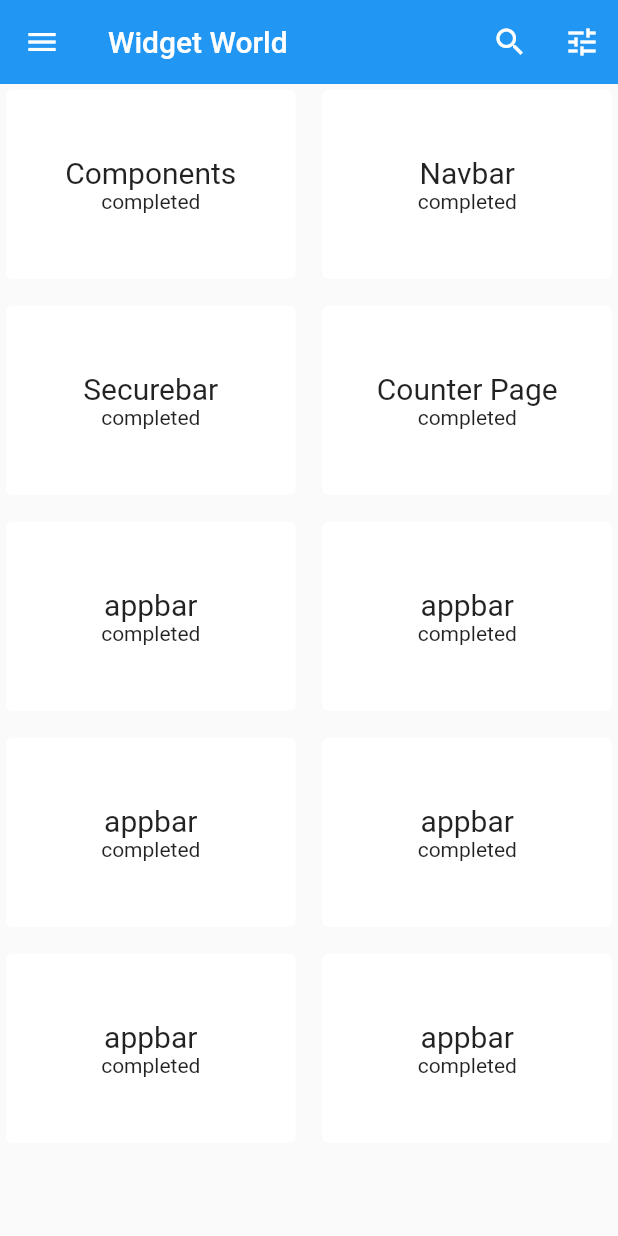
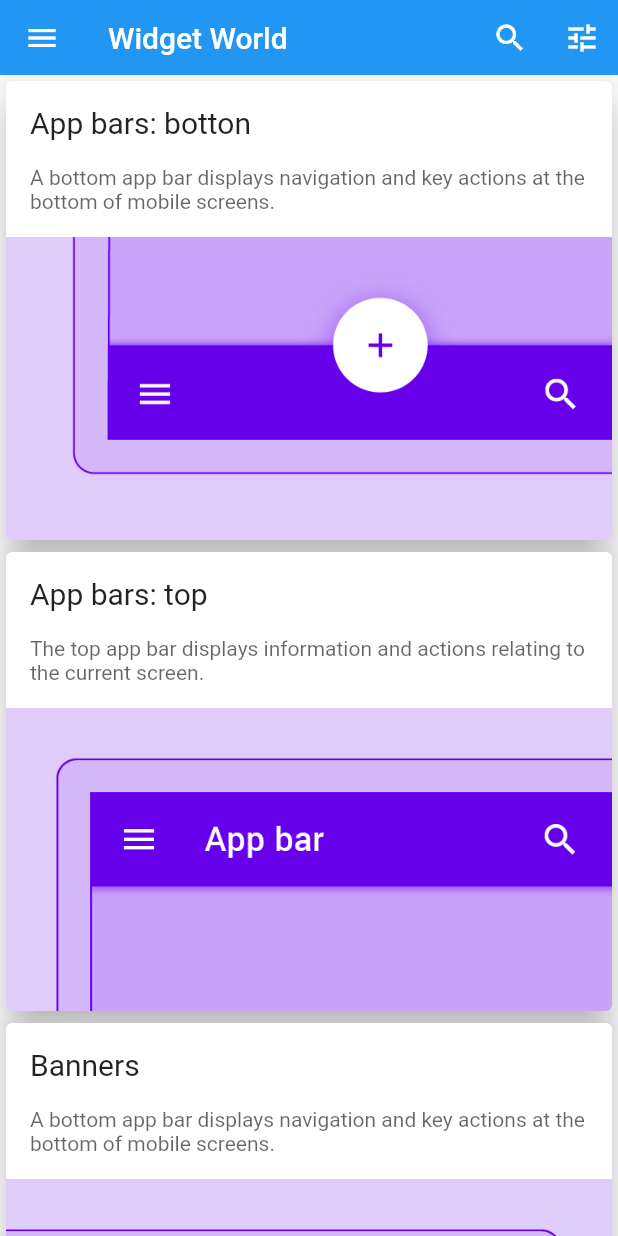
Before and after one commit to olivermendez/widgets_flutter, a Flutter app: the screen it shows after launch, after a tap on "enter", on a phone screen of 412 x 824 dp. Run offline on Flutter 3.47's test engine with Material 2 defaults, Android fonts, the phone set to English and light mode, and no system bars.

Commit message:
new homepage designed y routes configured

```diff
--- /dev/null
+++ b/lib/app/models/components.models.dart
@@ -0,0 +1,65 @@
+String imagePath = 'assets/';
+
+class ComponentsModels {
+  String name;
+  String description;
+  String image;
+  List<ExamplesView>? examples;
+
+  ComponentsModels({
+    required this.name,
+    required this.description,
+    required this.image,
+    this.examples,
+  });
+
+  static List<ComponentsModels> componentsData = [
+    ComponentsModels(
+      name: 'App bars: botton',
+      description:
+          'A bottom app bar displays navigation and key actions at the bottom of mobile screens.',
+      image: '${imagePath}appbar_botton.png',
+      examples: [
+        ExamplesView('style1', '/appbar-buttom-1'),
+      ],
+    ),
+    ComponentsModels(
+      name: 'App bars: top',
+      description:
+          'The top app bar displays information and actions relating to the current screen.',
+      image: '${imagePath}appbar_top.png',
+      examples: [
+        ExamplesView('style1', '/appbar-buttom-1'),
+      ],
+    ),
+    ComponentsModels(
+      name: 'Banners',
+      description:
+          'A bottom app bar displays navigation and key actions at the bottom of mobile screens.',
+      image: '${imagePath}banners.png',
+    ),
+    ComponentsModels(
+        name: 'Botton navigation',
+        description:
+            'A bottom app bar displays navigation and key actions at the bottom of mobile screens.',
+        image: '${imagePath}bottom_nav.png',
+        examples: [
+          ExamplesView('style1', '/appbar-buttom-1'),
+        ]),
+    ComponentsModels(
+        name: 'Buttons: floating action button',
+        description:
+            'A bottom app bar displays navigation and key actions at the bottom of mobile screens.',
+        image: '${imagePath}botton_floating.png',
+        examples: [
+          ExamplesView('style1', '/appbar-buttom-1'),
+        ]),
+  ];
+}
+
+class ExamplesView {
+  String? concept;
+  String? route;
+
+  ExamplesView(this.concept, this.route);
+}
--- /dev/null
+++ b/lib/app/pages/home.dart
@@ -0,0 +1,56 @@
+import 'package:flutter/material.dart';
+import 'package:widgets_flutter/app/models/components.models.dart';
+import 'package:widgets_flutter/app/pages/widgets_home.dart';
+import 'package:widgets_flutter/app/widgets/card_widget.dart';
+
+import '../widgets/appbar/appbar_widget.dart';
+
+class Home extends StatefulWidget {
+  const Home({Key? key}) : super(key: key);
+
+  static const String routeName = '/world';
+
+  static Route route() {
+    return MaterialPageRoute(
+      settings: const RouteSettings(name: routeName),
+      builder: (_) => const Home(),
+    );
+  }
+
+  @override
+  State<Home> createState() => _HomeState();
+}
+
+class _HomeState extends State<Home> {
+  @override
+  Widget build(BuildContext context) {
+    return Scaffold(
+      appBar: const PreferredSize(
+        preferredSize: Size.fromHeight(50),
+        child: AppBarWidget(),
+      ),
+      body: ListView.builder(
+        itemCount: ComponentsModels.componentsData.length,
+        itemBuilder: (context, int index) {
+          final components = ComponentsModels.componentsData[index];
+
+          return InkWell(
+            onTap: () {
+              Navigator.push(
+                  context,
+                  MaterialPageRoute(
+                      builder: (_) => WidgetsHome(
+                          title: components.name,
+                          examples: components.examples)));
+            },
+            child: CardWidget(
+              name: components.name,
+              image: components.image,
+              description: components.description,
+            ),
+          );
+        },
+      ),
+    );
+  }
+}
--- a/lib/app/pages/widget_world.dart
+++ /dev/null
@@ -1,102 +0,0 @@
-import 'package:flutter/material.dart';
-import '../../constants/list.dart';
-
-class WidgetWordHome extends StatefulWidget {
-  const WidgetWordHome({Key? key}) : super(key: key);
-
-  static const String routeName = '/world';
-
-  static Route route() {
-    return MaterialPageRoute(
-      settings: const RouteSettings(name: routeName),
-      builder: (_) => const WidgetWordHome(),
-    );
-  }
-
-  @override
-  State<WidgetWordHome> createState() => _WidgetWordHomeState();
-}
-
-class _WidgetWordHomeState extends State<WidgetWordHome> {
-  @override
-  Widget build(BuildContext context) {
-    return Scaffold(
-      appBar: AppBar(
-        centerTitle: false,
-        leading: IconButton(
-          onPressed: () {
-            // ignore: avoid_print
-            print("menu button");
-          },
-          icon: const Icon(
-            Icons.menu,
-            semanticLabel: 'menu',
-          ),
-        ),
-        elevation: 0,
-        title: const Text(
-          "Widget World",
-        ),
-        actions: [
-          IconButton(
-            icon: const Icon(
-              Icons.search,
-              semanticLabel: 'search',
-            ),
-            onPressed: () {
-              // ignore: avoid_print
-              print('Search button');
-            },
-          ),
-          IconButton(
-            icon: const Icon(
-              Icons.tune,
-              semanticLabel: 'filter',
-            ),
-            onPressed: () {
-              // ignore: avoid_print
-              print('Filter button');
-            },
-          ),
-        ],
-      ),
-      body: GridView.builder(
-        itemCount: listOfWidgets.length,
-        itemBuilder: (context, int index) {
-          final name = listOfWidgets.toList(growable: false);
-          return GestureDetector(
-            onTap: () {
-              Navigator.pushNamed(context, name[index]['route']!);
-            },
-            child: Card(
-              color: Colors.white,
-              elevation: 0,
-              child: Column(
-                mainAxisAlignment: MainAxisAlignment.center,
-                children: [
-                  Text(
-                    name[index]['name']!,
-                    style: const TextStyle(
-                      fontSize: 20,
-                      fontWeight: FontWeight.normal,
-                      //color: Colors.white,
-                    ),
-                  ),
-                  Text(
-                    name[index]['status']!,
-                  ),
-                ],
-              ),
-            ),
-          );
-        },
-        gridDelegate: const SliverGridDelegateWithMaxCrossAxisExtent(
-          maxCrossAxisExtent: 200,
-          childAspectRatio: 3 / 2,
-          crossAxisSpacing: 10,
-          mainAxisSpacing: 10,
-        ),
-      ),
-    );
-  }
-}
--- a/lib/app/widgets/appbar/appbar_widget.dart
+++ b/lib/app/widgets/appbar/appbar_widget.dart
@@ -5,10 +5,44 @@ class AppBarWidget extends StatelessWidget {
 
   @override
   Widget build(BuildContext context) {
-    return Scaffold(
-      appBar: AppBar(
-        title: const Text("appbar"),
+    return AppBar(
+      centerTitle: false,
+      leading: IconButton(
+        onPressed: () {
+          // ignore: avoid_print
+          print("menu button");
+        },
+        icon: const Icon(
+          Icons.menu,
+          semanticLabel: 'menu',
+        ),
       ),
+      elevation: 0,
+      title: const Text(
+        "Widget World",
+      ),
+      actions: [
+        IconButton(
+          icon: const Icon(
+            Icons.search,
+            semanticLabel: 'search',
+          ),
+          onPressed: () {
+            // ignore: avoid_print
+            print('Search button');
+          },
+        ),
+        IconButton(
+          icon: const Icon(
+            Icons.tune,
+            semanticLabel: 'filter',
+          ),
+          onPressed: () {
+            // ignore: avoid_print
+            print('Filter button');
+          },
+        ),
+      ],
     );
   }
 }
--- /dev/null
+++ b/lib/app/widgets/card_widget.dart
@@ -0,0 +1,45 @@
+import 'package:flutter/material.dart';
+
+class CardWidget extends StatefulWidget {
+  String name;
+  String image;
+  String description;
+  CardWidget(
+      {Key? key,
+      required this.name,
+      required this.image,
+      required this.description})
+      : super(key: key);
+
+  @override
+  State<CardWidget> createState() => _CardWidgetState();
+}
+
+class _CardWidgetState extends State<CardWidget> {
+  @override
+  Widget build(BuildContext context) {
+    return Card(
+      //color: Color.fromARGB(221, 125, 81, 182),
+      elevation: 10,
+      clipBehavior: Clip.antiAlias,
+      child: Column(
+        children: [
+          ListTile(
+            title: Text(
+              widget.name,
+              style: const TextStyle(fontWeight: FontWeight.w400, fontSize: 20),
+            ),
+          ),
+          Padding(
+            padding: const EdgeInsets.only(left: 16.0, bottom: 16),
+            child: Text(
+              widget.description,
+              style: TextStyle(color: Colors.black.withOpacity(0.6)),
+            ),
+          ),
+          Image.asset(widget.image),
+        ],
+      ),
+    );
+  }
+}
--- a/lib/routes/app_routes.dart
+++ b/lib/routes/app_routes.dart
@@ -1,9 +1,9 @@
 import 'package:flutter/material.dart';
 import 'package:widgets_flutter/app/pages/login_page.dart';
-import 'package:widgets_flutter/app/pages/widget_world.dart';
+import 'package:widgets_flutter/app/pages/home.dart';
 import 'package:widgets_flutter/app/widgets/body/widget_body_01.dart';
 
-import '../app/pages/with_bloc/counter_page.dart';
+import '../app/pages/appbars_bottom/abb1.dart';
 import '../splash/splash_page.dart';
 
 class AppRouter {
@@ -17,10 +17,12 @@ class AppRouter {
         return WidgetBody01.route();
       case LoginPage.routeName:
         return LoginPage.route();
-      case WidgetWordHome.routeName:
-        return WidgetWordHome.route();
-      case CounterPage.routeName:
-        return CounterPage.route();
+      case Home.routeName:
+        return Home.route();
+
+      //Appbar_buttom
+      case AppBarButtom1.routeName:
+        return AppBarButtom1.route();
 
       default:
         return _errorRoute();
```
Also changed, not shown: lib/app/pages/appbars_bottom/abb1.dart (added, +33 -0 lines), lib/app/pages/widgets_home.dart (added, +41 -0 lines), lib/app/pages/with_bloc/counter_bloc.dart (deleted, +0 -24 lines), lib/app/pages/with_bloc/counter_cubit.dart (deleted, +0 -9 lines), lib/app/pages/with_bloc/counter_page.dart (deleted, +0 -93 lines), pubspec.yaml (+3 -5 lines), assets/appbar_botton.png (added), assets/appbar_top.png (added), assets/banners.png (added), assets/bottom_nav.png (added), assets/botton_floating.png (added), assets/button.png (added).
